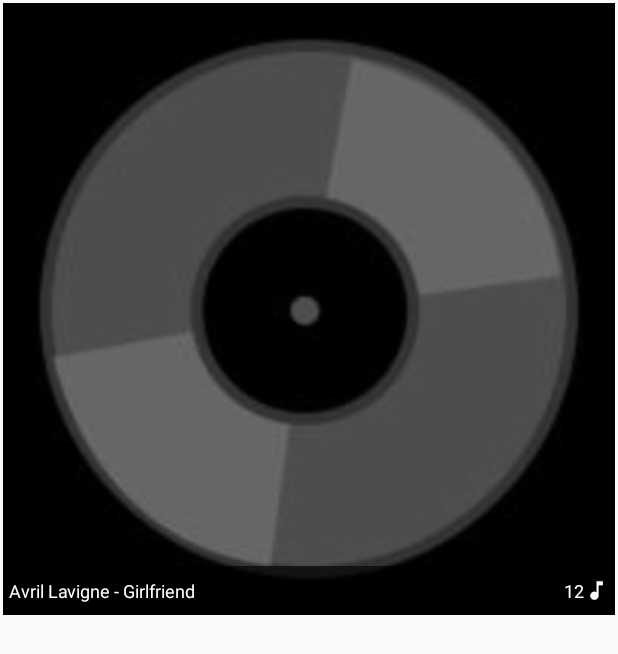
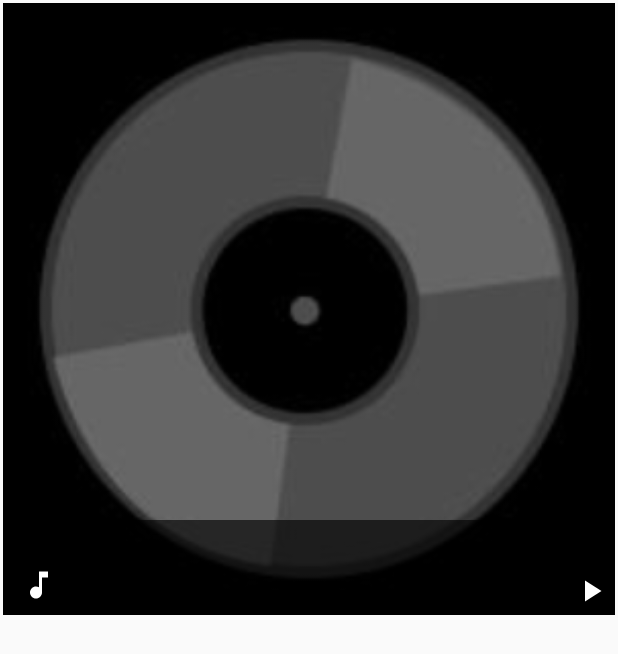
Before and after one commit to luizmgms/SimplePlayer, an Android app: the layout item_list_album.xml on its own in the app's theme, with its tools: preview values and no code run, on a phone screen of 412 x 824 dp. Shown: the top 654 px of the screen. Run offline under Robolectric (Android 15) with nearby library versions, the phone set to English and light mode, and no system bars.

```diff
--- a/app/src/main/AndroidManifest.xml
+++ b/app/src/main/AndroidManifest.xml
@@ -3,6 +3,7 @@
     package="com.luizmagno.fragmentwithviewmodel">
 
     <uses-permission android:name="android.permission.READ_EXTERNAL_STORAGE" />
+    <uses-permission android:name="android.permission.WAKE_LOCK"/>
 
     <application
         android:allowBackup="true"
@@ -24,7 +25,7 @@
         </activity>
         <activity
             android:name=".MainActivity"
-            android:configChanges="orientation|screenSize|screenLayout"></activity>
+            android:configChanges="orientation|screenSize|screenLayout" />
     </application>
 
 </manifest>
--- a/app/src/main/java/com/luizmagno/fragmentwithviewmodel/utils/MusicAdapter.java
+++ b/app/src/main/java/com/luizmagno/fragmentwithviewmodel/utils/MusicAdapter.java
@@ -61,7 +61,7 @@ public class MusicAdapter extends RecyclerView.Adapter<MusicAdapter.ItemMusicVie
     public MusicAdapter.ItemMusicViewHolder onCreateViewHolder(@NonNull ViewGroup parent, int viewType) {
 
         View itemView = LayoutInflater.from(parent.getContext())
-                .inflate(R.layout.item_music, parent, false);
+                .inflate(R.layout.item_list_music, parent, false);
 
 
         return new MusicAdapter.ItemMusicViewHolder(itemView);
--- a/app/src/main/res/layout/album_fragment.xml
+++ b/app/src/main/res/layout/album_fragment.xml
@@ -59,7 +59,7 @@
         android:layout_marginHorizontal="16dp"
         android:layout_marginTop="16dp"
         android:layout_marginBottom="28dp"
-        tools:listitem="@layout/item_music"
+        tools:listitem="@layout/item_list_music"
         app:layout_constraintStart_toStartOf="parent"
         app:layout_constraintEnd_toEndOf="parent"
         app:layout_constraintTop_toBottomOf="@id/capaAlbumId"
--- a/app/src/main/res/layout/item_list.xml
+++ b/app/src/main/res/layout/item_list_album.xml
@@ -11,13 +11,14 @@
         android:layout_height="wrap_content"
         android:src="@drawable/sem_capa"
         android:adjustViewBounds="true"
+        android:contentDescription="@string/capa_album"
         app:layout_constraintStart_toStartOf="parent"
         app:layout_constraintEnd_toEndOf="parent"
         app:layout_constraintTop_toTopOf="parent"
         app:layout_constraintBottom_toBottomOf="parent"/>
 
     <androidx.constraintlayout.widget.ConstraintLayout
-        android:layout_width="0dp"
+        android:layout_width="match_parent"
         android:layout_height="wrap_content"
         android:padding="4dp"
         android:background="#A0000000"
@@ -25,38 +26,39 @@
         app:layout_constraintEnd_toEndOf="@id/capa"
         app:layout_constraintBottom_toBottomOf="@id/capa">
 
+        <ImageView
+            android:id="@+id/buttomPlayAlbumId"
+            android:layout_width="wrap_content"
+            android:layout_height="wrap_content"
+            android:src="@drawable/ic_play"
+            android:contentDescription="@string/play"
+            app:layout_constraintEnd_toEndOf="parent"
+            app:layout_constraintBottom_toBottomOf="parent" />
+
         <TextView
             android:id="@+id/titleAlbum"
-            android:layout_width="0dp"
+            android:layout_width="wrap_content"
             android:layout_height="wrap_content"
-            android:paddingVertical="4dp"
-            android:text="Avril Lavigne - Girlfriend"
+            android:layout_margin="4dp"
+            android:paddingHorizontal="4dp"
             android:textColor="@color/white"
-            android:textSize="12sp"
             app:layout_constraintStart_toStartOf="parent"
-            app:layout_constraintBottom_toBottomOf="parent"
-            app:layout_constraintEnd_toStartOf="@id/qntMusicsId"/>
+            app:layout_constraintTop_toTopOf="parent"  />
+
         <TextView
             android:id="@+id/qntMusicsId"
             android:layout_width="wrap_content"
             android:layout_height="wrap_content"
-            android:text="12"
-            android:textSize="12sp"
-            android:paddingVertical="4dp"
+            android:layout_margin="4dp"
+            android:paddingHorizontal="4dp"
             android:textColor="@color/white"
-            app:layout_constraintEnd_toStartOf="@id/noteMusical"
-            app:layout_constraintBottom_toBottomOf="parent"/>
-        <ImageView
-            android:id="@+id/noteMusical"
-            android:layout_width="wrap_content"
-            android:layout_height="0dp"
-            android:paddingVertical="4dp"
-            android:adjustViewBounds="true"
-            android:src="@drawable/ic_baseline_music_note_24"
-            app:layout_constraintEnd_toEndOf="parent"
-            app:layout_constraintBottom_toBottomOf="@id/qntMusicsId"
-            app:layout_constraintTop_toTopOf="@id/qntMusicsId"
-            />
+            android:clickable="true"
+            android:focusable="true"
+            android:background="?android:attr/selectableItemBackground"
+            app:layout_constraintTop_toBottomOf="@id/titleAlbum"
+            app:layout_constraintStart_toStartOf="parent"
+            app:layout_constraintBottom_toBottomOf="parent"
+            app:drawableStartCompat="@drawable/ic_musical_note_white" />
 
 
     </androidx.constraintlayout.widget.ConstraintLayout>
--- a/app/src/main/res/layout/main_fragment.xml
+++ b/app/src/main/res/layout/main_fragment.xml
@@ -7,7 +7,7 @@
     android:layout_width="match_parent"
     android:layout_height="match_parent"
     tools:context=".ui.main.MainFragment"
-    tools:listitem="@layout/item_list"
+    tools:listitem="@layout/item_list_album"
     app:layout_constraintBottom_toBottomOf="parent"
     app:layout_constraintEnd_toEndOf="parent"
     app:layout_constraintStart_toStartOf="parent"
--- a/app/src/main/res/values/strings.xml
+++ b/app/src/main/res/values/strings.xml
@@ -29,4 +29,5 @@
     <string name="drag_player">Expandir ou Ocultar</string>
     <string name="play">Play</string>
     <string name="oculte_player">Ocultar Player</string>
+    <string name="no_cape">Sem Capa</string>
 </resources>
```
Also changed, not shown: app/src/main/java/com/luizmagno/fragmentwithviewmodel/MainActivity.java (+17 -8 lines), app/src/main/java/com/luizmagno/fragmentwithviewmodel/ui/main/AlbumFragment.java (+19 -0 lines), app/src/main/java/com/luizmagno/fragmentwithviewmodel/utils/AlbumAdapter.java (+43 -2 lines), app/src/main/res/layout/item_list_music.xml (renamed from app/src/main/res/layout/item_music.xml).
